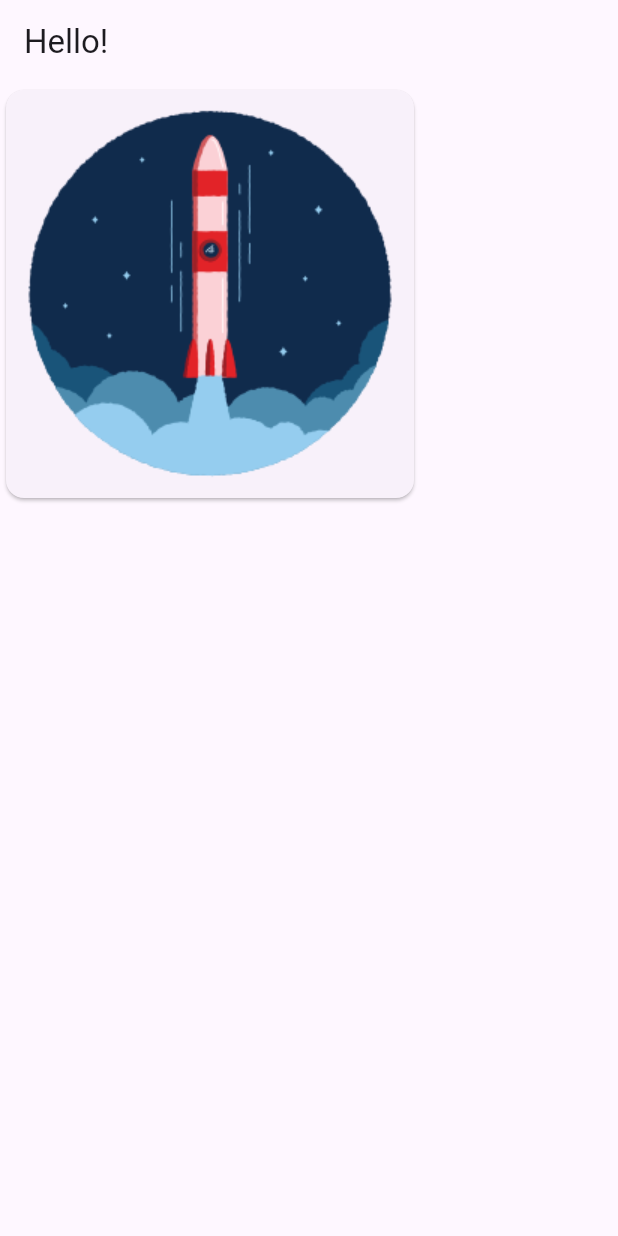
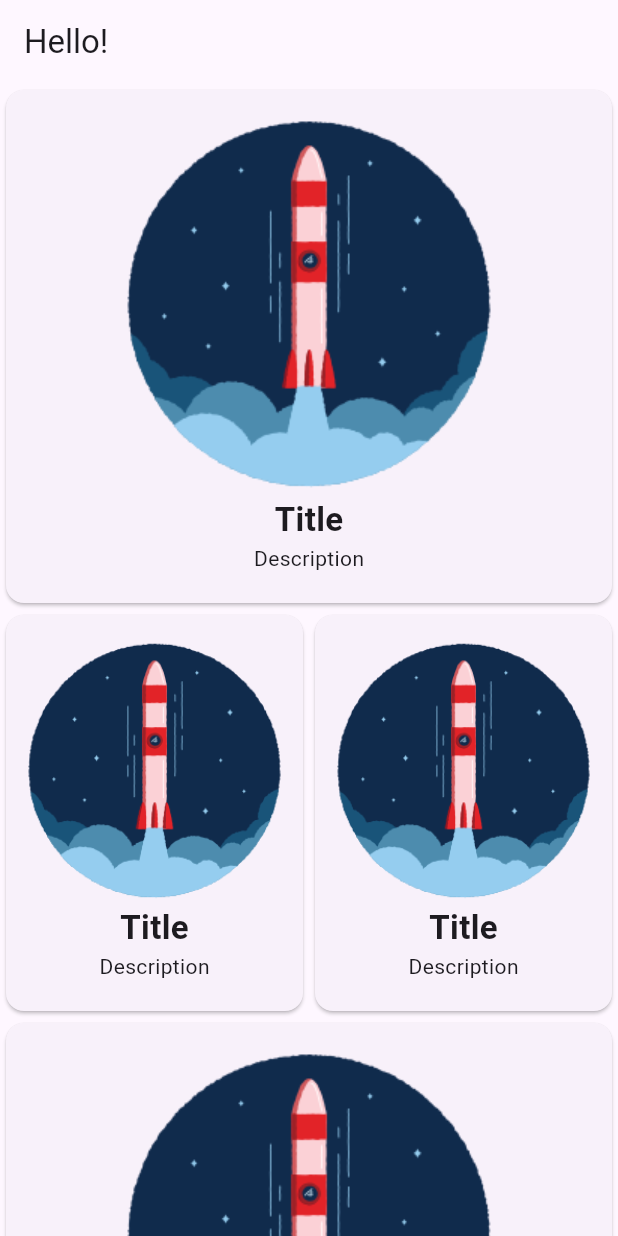
Before and after one commit to markprubin/flutter_app, a Flutter app: the screen it shows after launch, on a phone screen of 412 x 824 dp. Run offline on Flutter 3.47's test engine with Material 2 defaults, Android fonts, the phone set to English and light mode, and no system bars.

Commit message:
updates homepage, creates card widget, creates core

```diff
--- /dev/null
+++ b/lib/core/constants.dart
@@ -0,0 +1,4 @@
+const double kDouble5 = 5.0;
+const double kDouble10 = 10.0;
+const double kDouble20 = 20.0;
+const double kDouble40 = 40.0;
--- a/lib/pages/home_page.dart
+++ b/lib/pages/home_page.dart
@@ -1,4 +1,5 @@
 import 'package:flutter/material.dart';
+import 'package:flutter_app/widget/card_widget.dart';
 
 class HomePage extends StatelessWidget {
   const HomePage({super.key});
@@ -9,16 +10,23 @@ class HomePage extends StatelessWidget {
       appBar: AppBar(
         title: const Text("Hello!"),
       ),
-      body: Column(
-        children: [
-          Card(
-            child: Padding(
-              // ignore: prefer_const_constructors
-              padding: EdgeInsets.all(8.0),
-              child: Image.asset("images/rocket.png"),
+      body: const SingleChildScrollView(
+        child: Column(
+          children: [
+            CardWidget(),
+            Row(
+              children: [
+                Expanded(
+                  child: CardWidget(),
+                ),
+                Expanded(
+                  child: CardWidget(),
+                ),
+              ],
             ),
-          ),
-        ],
+            CardWidget(),
+          ],
+        ),
       ),
     );
   }
--- /dev/null
+++ b/lib/widget/card_widget.dart
@@ -0,0 +1,30 @@
+import 'package:flutter/material.dart';
+
+import '../core/constants.dart';
+
+class CardWidget extends StatelessWidget {
+  const CardWidget({super.key});
+
+  @override
+  Widget build(BuildContext context) {
+    return Card(
+      child: Container(
+        padding: const EdgeInsets.all(kDouble10),
+        width: double.infinity,
+        child: Column(
+          children: [
+            const SizedBox(height: kDouble5),
+            Image.asset("images/rocket.png"),
+            const Text("Title",
+                style: TextStyle(
+                  fontSize: 22,
+                  fontWeight: FontWeight.bold,
+                )),
+            const Text("Description"),
+            const SizedBox(height: kDouble10),
+          ],
+        ),
+      ),
+    );
+  }
+}
```
